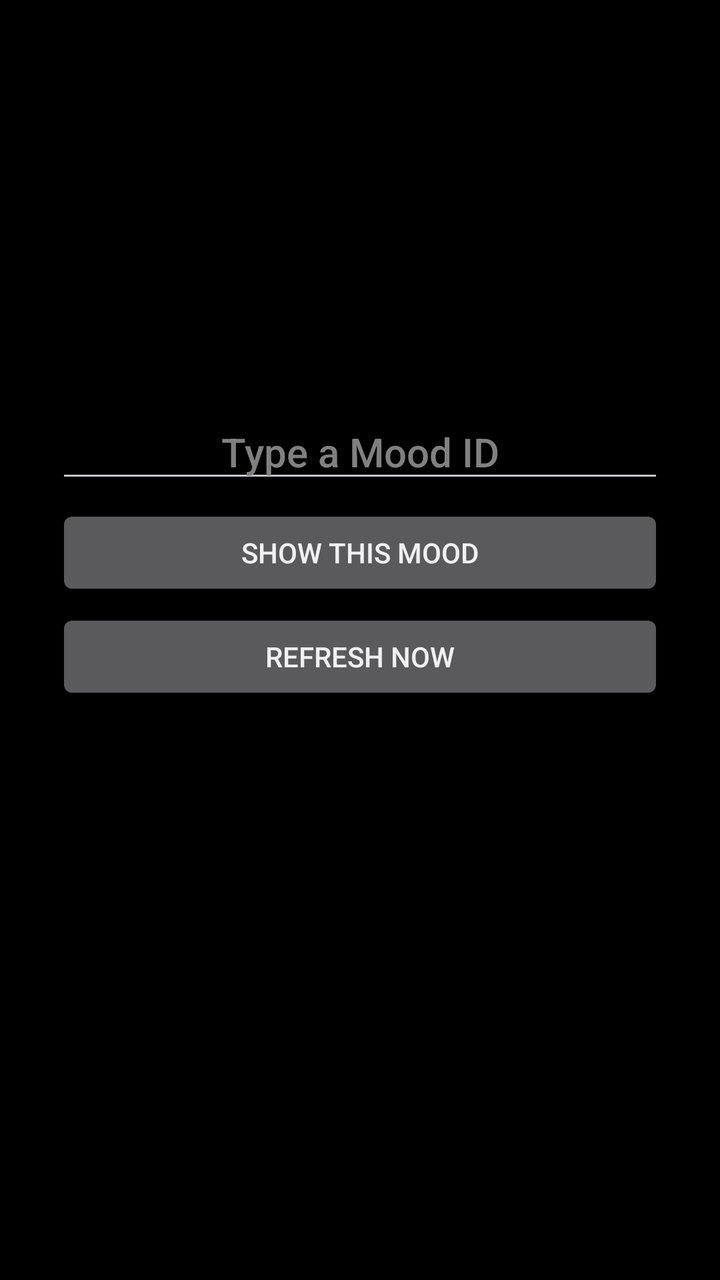
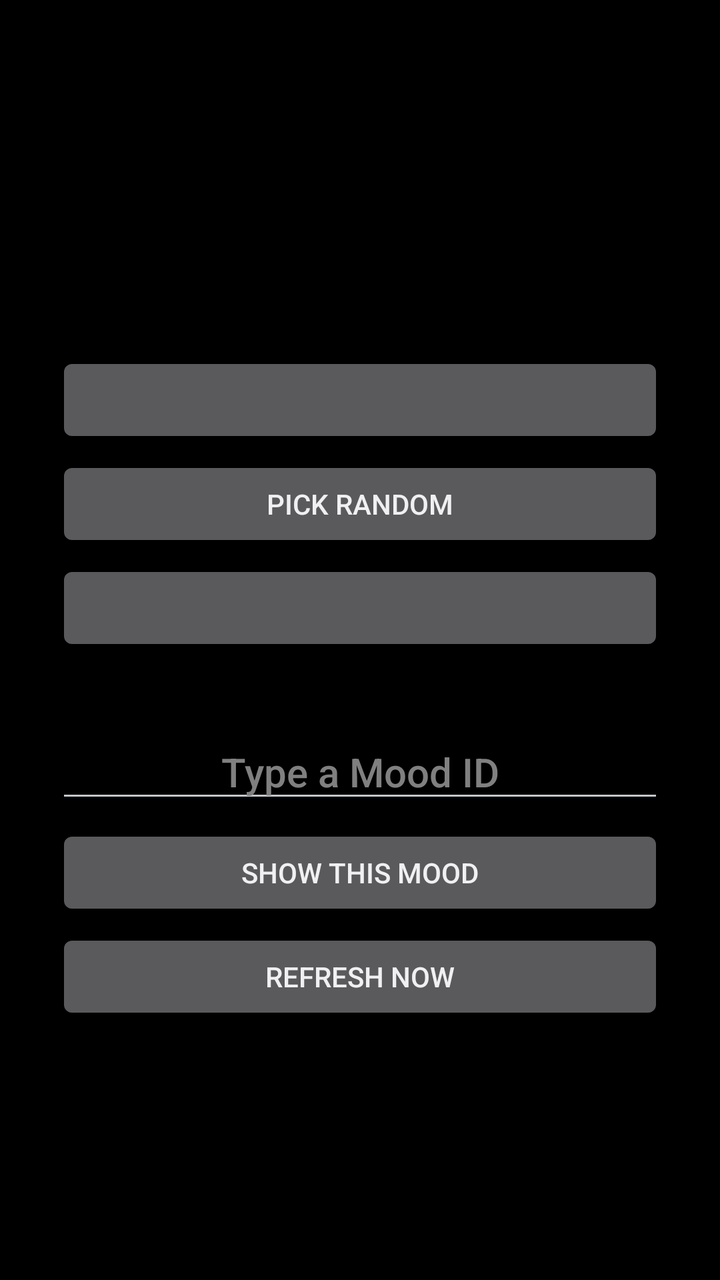

The first picture is an Android layout as it rendered before a commit; the second is the same layout after the commit. The layout source and the unified diff follow.
<!-- AndroidManifest.xml: application theme android:Theme.DeviceDefault -->
<!-- res/layout/activity_main.xml -->
<?xml version="1.0" encoding="utf-8"?>
<ScrollView xmlns:android="http://schemas.android.com/apk/res/android"
    android:layout_width="match_parent"
    android:layout_height="match_parent"
    android:background="#000000"
    android:fillViewport="true">

    <LinearLayout
        android:layout_width="match_parent"
        android:layout_height="wrap_content"
        android:gravity="center_horizontal"
        android:orientation="vertical"
        android:paddingStart="28dp"
        android:paddingTop="24dp"
        android:paddingEnd="28dp"
        android:paddingBottom="48dp">

        <ImageView
            android:id="@+id/preview"
            android:layout_width="96dp"
            android:layout_height="96dp"
            android:contentDescription="@null"
            android:scaleType="centerCrop" />

        <TextView
            android:id="@+id/title"
            android:layout_width="wrap_content"
            android:layout_height="wrap_content"
            android:layout_marginTop="8dp"
            android:gravity="center"
            android:textColor="#FFFFFF"
            android:textSize="16sp"
            android:textStyle="bold" />

        <TextView
            android:id="@+id/status"
            android:layout_width="wrap_content"
            android:layout_height="wrap_content"
            android:layout_marginTop="2dp"
            android:gravity="center"
            android:textColor="#B0B0B0"
            android:textSize="12sp" />

        <ProgressBar
            android:id="@+id/progress"
            android:layout_width="24dp"
            android:layout_height="24dp"
            android:layout_marginTop="4dp"
            android:indeterminate="true"
            android:visibility="gone" />

        <TextView
            android:id="@+id/faceStatus"
            android:layout_width="wrap_content"
            android:layout_height="wrap_content"
            android:layout_marginTop="8dp"
            android:gravity="center"
            android:textColor="#FFFFFF"
            android:textSize="12sp" />

        <Button
            android:id="@+id/faceButton"
            android:layout_width="match_parent"
            android:layout_height="wrap_content"
            android:layout_marginTop="4dp"
            android:visibility="gone" />

        <EditText
            android:id="@+id/tokenInput"
            android:layout_width="match_parent"
            android:layout_height="wrap_content"
            android:layout_marginTop="10dp"
            android:gravity="center"
            android:hint="@string/token_hint"
            android:imeOptions="actionDone"
            android:importantForAutofill="no"
            android:inputType="number"
            android:maxLength="6"
            android:textColor="#FFFFFF"
            android:textColorHint="#808080"
            android:textSize="20sp" />

        <Button
            android:id="@+id/saveButton"
            android:layout_width="match_parent"
            android:layout_height="wrap_content"
            android:layout_marginTop="6dp"
            android:text="@string/show_mood" />

        <Button
            android:id="@+id/refreshButton"
            android:layout_width="match_parent"
            android:layout_height="wrap_content"
            android:layout_marginTop="4dp"
            android:text="@string/refresh_now" />
    </LinearLayout>
</ScrollView>
<!-- resources referenced by this layout -->
<resources>
  <string name="refresh_now">Refresh now</string>
  <string name="show_mood">Show this Mood</string>
  <string name="token_hint">Type a Mood ID</string>
</resources>

<!-- the commit's change to res/layout/activity_main.xml (unified diff, before → after) -->
@@ -49,6 +49,25 @@
             android:indeterminate="true"
             android:visibility="gone" />
 
+        <Button
+            android:id="@+id/collectionButton"
+            android:layout_width="match_parent"
+            android:layout_height="wrap_content"
+            android:layout_marginTop="8dp" />
+
+        <Button
+            android:id="@+id/randomButton"
+            android:layout_width="match_parent"
+            android:layout_height="wrap_content"
+            android:layout_marginTop="4dp"
+            android:text="@string/pick_random" />
+
+        <Button
+            android:id="@+id/collectToggle"
+            android:layout_width="match_parent"
+            android:layout_height="wrap_content"
+            android:layout_marginTop="4dp" />
+
         <TextView
             android:id="@+id/faceStatus"
             android:layout_width="wrap_content"
<!-- resource entries referenced after the edit -->
@@ -1,5 +1,6 @@
 <!-- resources referenced by this layout -->
 <resources>
+  <string name="pick_random">Pick random</string>
   <string name="refresh_now">Refresh now</string>
   <string name="show_mood">Show this Mood</string>
   <string name="token_hint">Type a Mood ID</string>
